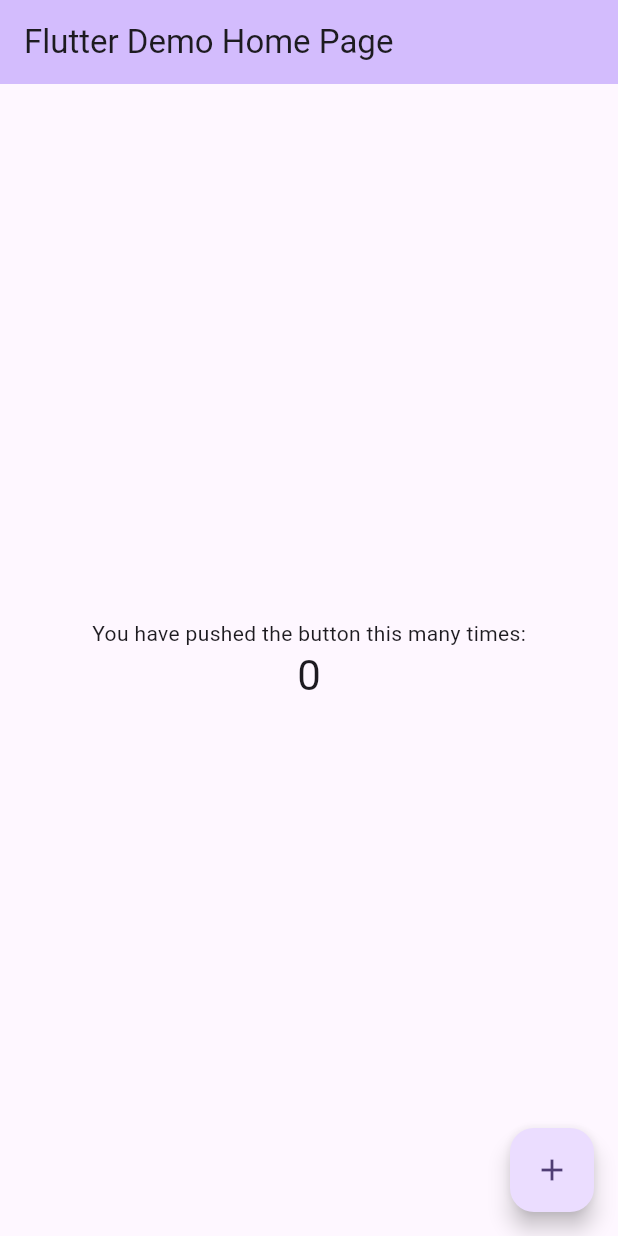
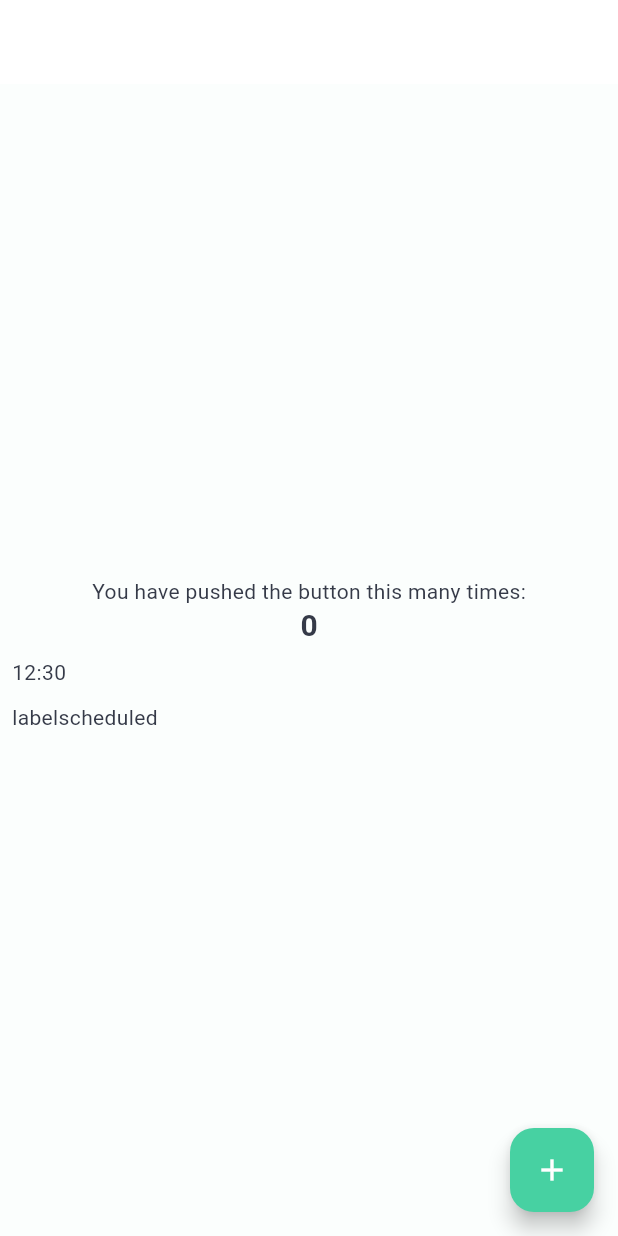
Before and after one commit to GushGit/a1rm_cl0ck, a Flutter app: the screen it shows after launch, on a phone screen of 412 x 824 dp. Run offline on Flutter 3.47's test engine with Material 3 defaults, Android fonts, the phone set to English and light mode, and no system bars.

Commit message:
Cleaned up the main.dart file

```diff
--- a/lib/main.dart
+++ b/lib/main.dart
@@ -1,4 +1,6 @@
 import 'package:flutter/material.dart';
+import 'package:alarm_clock/alarm_preview.dart';
+import 'theme/app_theme.dart';
 
 void main() {
   runApp(const MyApp());
@@ -7,29 +9,12 @@ void main() {
 class MyApp extends StatelessWidget {
   const MyApp({super.key});
 
-  // This widget is the root of your application.
+
   @override
   Widget build(BuildContext context) {
     return MaterialApp(
       title: 'Flutter Demo',
-      theme: ThemeData(
-        // This is the theme of your application.
-        //
-        // TRY THIS: Try running your application with "flutter run". You'll see
-        // the application has a purple toolbar. Then, without quitting the app,
-        // try changing the seedColor in the colorScheme below to Colors.green
-        // and then invoke "hot reload" (save your changes or press the "hot
-        // reload" button in a Flutter-supported IDE, or press "r" if you used
-        // the command line to start the app).
-        //
-        // Notice that the counter didn't reset back to zero; the application
-        // state is not lost during the reload. To reset the state, use hot
-        // restart instead.
-        //
-        // This works for code too, not just values: Most code changes can be
-        // tested with just a hot reload.
-        colorScheme: ColorScheme.fromSeed(seedColor: Colors.deepPurple),
-      ),
+      theme: AppTheme.lightTheme,
       home: const MyHomePage(title: 'Flutter Demo Home Page'),
     );
   }
@@ -37,16 +22,6 @@ class MyApp extends StatelessWidget {
 
 class MyHomePage extends StatefulWidget {
   const MyHomePage({super.key, required this.title});
-
-  // This widget is the home page of your application. It is stateful, meaning
-  // that it has a State object (defined below) that contains fields that affect
-  // how it looks.
-
-  // This class is the configuration for the state. It holds the values (in this
-  // case the title) provided by the parent (in this case the App widget) and
-  // used by the build method of the State. Fields in a Widget subclass are
-  // always marked "final".
-
   final String title;
 
   @override
@@ -58,57 +33,27 @@ class _MyHomePageState extends State<MyHomePage> {
 
   void _incrementCounter() {
     setState(() {
-      // This call to setState tells the Flutter framework that something has
-      // changed in this State, which causes it to rerun the build method below
-      // so that the display can reflect the updated values. If we changed
-      // _counter without calling setState(), then the build method would not be
-      // called again, and so nothing would appear to happen.
       _counter++;
     });
   }
 
   @override
   Widget build(BuildContext context) {
-    // This method is rerun every time setState is called, for instance as done
-    // by the _incrementCounter method above.
-    //
-    // The Flutter framework has been optimized to make rerunning build methods
-    // fast, so that you can just rebuild anything that needs updating rather
-    // than having to individually change instances of widgets.
     return Scaffold(
       appBar: AppBar(
-        // TRY THIS: Try changing the color here to a specific color (to
-        // Colors.amber, perhaps?) and trigger a hot reload to see the AppBar
-        // change color while the other colors stay the same.
         backgroundColor: Theme.of(context).colorScheme.inversePrimary,
-        // Here we take the value from the MyHomePage object that was created by
-        // the App.build method, and use it to set our appbar title.
         title: Text(widget.title),
       ),
       body: Center(
-        // Center is a layout widget. It takes a single child and positions it
-        // in the middle of the parent.
         child: Column(
-          // Column is also a layout widget. It takes a list of children and
-          // arranges them vertically. By default, it sizes itself to fit its
-          // children horizontally, and tries to be as tall as its parent.
-          //
-          // Column has various properties to control how it sizes itself and
-          // how it positions its children. Here we use mainAxisAlignment to
-          // center the children vertically; the main axis here is the vertical
-          // axis because Columns are vertical (the cross axis would be
-          // horizontal).
-          //
-          // TRY THIS: Invoke "debug painting" (choose the "Toggle Debug Paint"
-          // action in the IDE, or press "p" in the console), to see the
-          // wireframe for each widget.
           mainAxisAlignment: MainAxisAlignment.center,
-          children: <Widget>[
+          children: [
             const Text('You have pushed the button this many times:'),
             Text(
               '$_counter',
               style: Theme.of(context).textTheme.headlineMedium,
             ),
+            AlarmPreview()
           ],
         ),
       ),
@@ -116,7 +61,7 @@ class _MyHomePageState extends State<MyHomePage> {
         onPressed: _incrementCounter,
         tooltip: 'Increment',
         child: const Icon(Icons.add),
-      ), // This trailing comma makes auto-formatting nicer for build methods.
+      ),
     );
   }
 }
```
